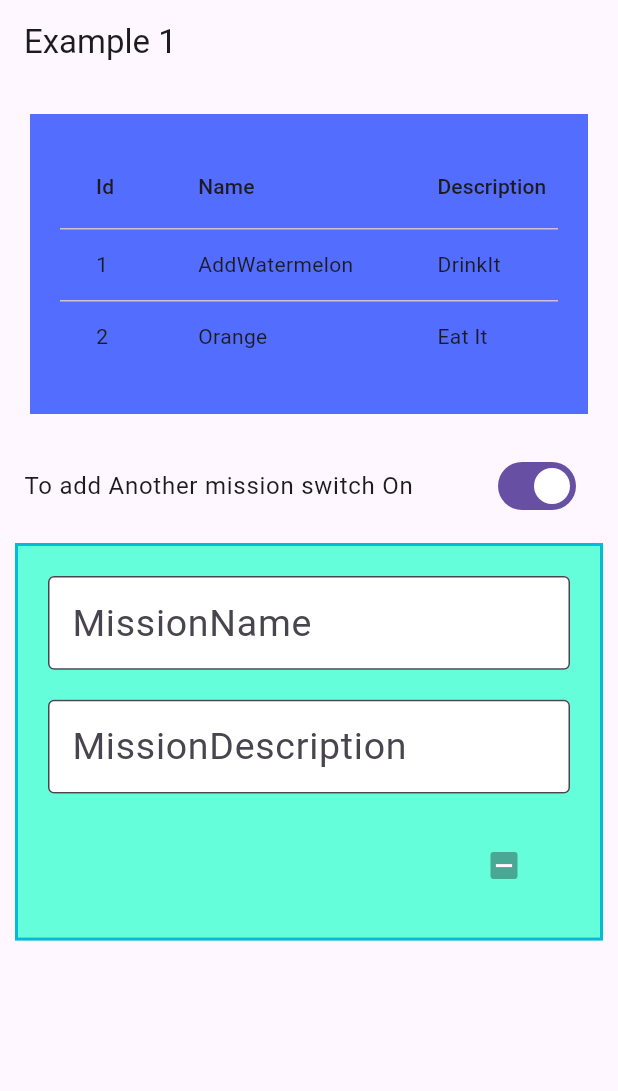
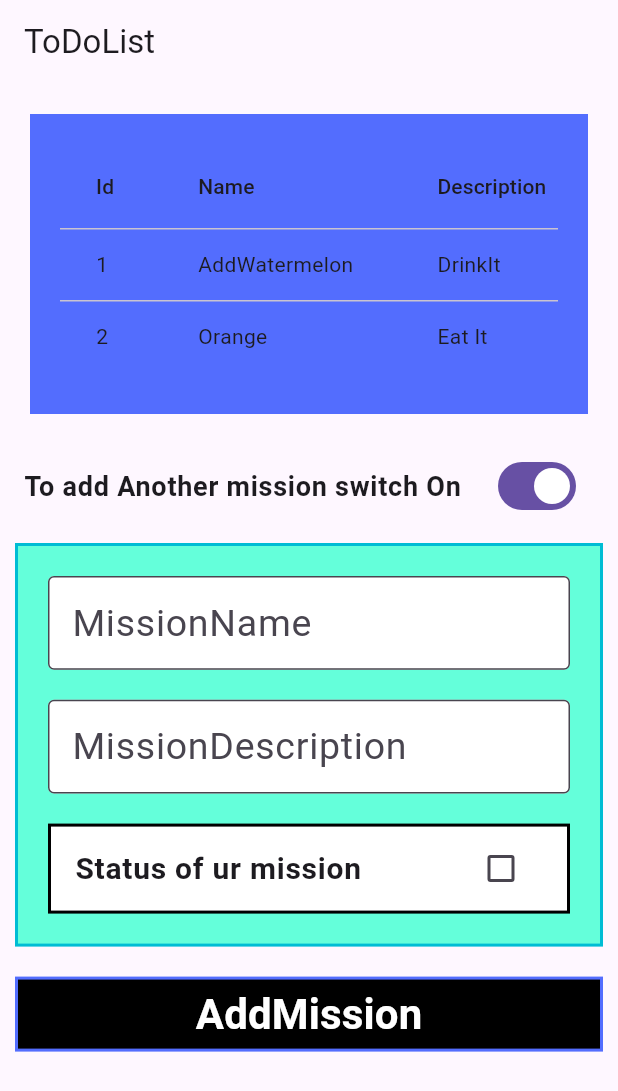
Before and after one commit to NaderCc/ToDoListByFlutter, a Flutter app: the screen it shows after launch, after a tap on "To add Another mission switch On", on a phone screen of 412 x 824 dp. Shown: the top 1091 px of the screen. Run offline on Flutter 3.47's test engine with Material 3 defaults, Android fonts, the phone set to English and light mode, and no system bars.

Commit message:
Last Version

```diff
--- a/lib/main.dart
+++ b/lib/main.dart
@@ -12,11 +12,15 @@ class MyApp extends StatefulWidget
 class _MyAppState extends State<MyApp>
 {
   bool addMission = false;
+  bool? isDone=false;
+  bool? isDone2=false;
+  bool? isDone3=false;
+  bool? isDone4=false;
   @override
   Widget build(BuildContext context) {
     return MaterialApp(
       home: Scaffold(
-        appBar: AppBar(title: const Text("Example 1"),),
+        appBar: AppBar(title: const Text("ToDoList"),),
 
         body :
 
@@ -43,13 +47,18 @@ class _MyAppState extends State<MyApp>
                   DataColumn(label: Text("Status")),
                 ],
 
-                rows: const [
+                rows: [
                   DataRow(
                     cells: [
                       DataCell(Text("1")),
                       DataCell(Text("AddWatermelon")),
                       DataCell(Text("DrinkIt")),
-                      DataCell(Text("Pending")),
+                      DataCell(Checkbox(value:isDone2 , onChanged: (val)
+                      {
+                        setState(() {
+                          isDone2=val;
+                        });
+                      })),
                     ],
                   ),
                   DataRow(
@@ -57,7 +66,13 @@ class _MyAppState extends State<MyApp>
                       DataCell(Text("2")),
                       DataCell(Text("Orange")),
                       DataCell(Text("Eat It")),
-                      DataCell(Text("Done")),
+                      DataCell(Checkbox(value:isDone3 , onChanged: (val)
+                      {
+                       setState(() {
+                         isDone3=val;
+                       });
+
+                      })),
                     ],
                   ),
                 ],
@@ -71,7 +86,7 @@ class _MyAppState extends State<MyApp>
 
               });
 
-            },title: Text("To add Another mission switch On"),),
+            },title: Text("To add Another mission switch On",style: TextStyle(fontSize: 18,fontWeight: FontWeight.bold)),),
             if(addMission)
                 Container(
                   padding: EdgeInsets.all(10),
@@ -114,12 +129,38 @@ class _MyAppState extends State<MyApp>
                         )),
                       Container(
                       margin: EdgeInsets.all(10),
-                        child: CheckboxListTile(value: value, onChanged: onChanged),
+                      decoration: BoxDecoration(
+                          color: Colors.white, // الخلفية بيضاء
+                          border: Border.all(
+                          color: Colors.black, // الحدود سوداء
+                          width: 2,            // سمك الحدود
+                      )),
+                        child: CheckboxListTile(value: isDone, onChanged: (val)
+                        {
+                          setState(() {
+                            isDone=val;
+                          });
+                        },title: Text("Status of ur mission",style: TextStyle(fontSize: 20,fontWeight: FontWeight.bold),),),
                       ),
 
                   ],
               ),),
+              Container(
+                margin: EdgeInsets.all(10),
+                width: 20,
+                height: 50,
+                decoration:BoxDecoration(
 
+                  border: Border.all(color: Colors.indigoAccent,width: 2,),
+                  color: Colors.black,
+                ),
+              child:MaterialButton(onPressed: ()
+              {
+
+              },
+                minWidth: 50,
+              child:Text("AddMission",style: TextStyle(fontSize: 28,fontWeight: FontWeight.bold,color: Colors.white)),
+              ),)
 
 
 
```
Also changed, not shown: flutter_04.png (added).
